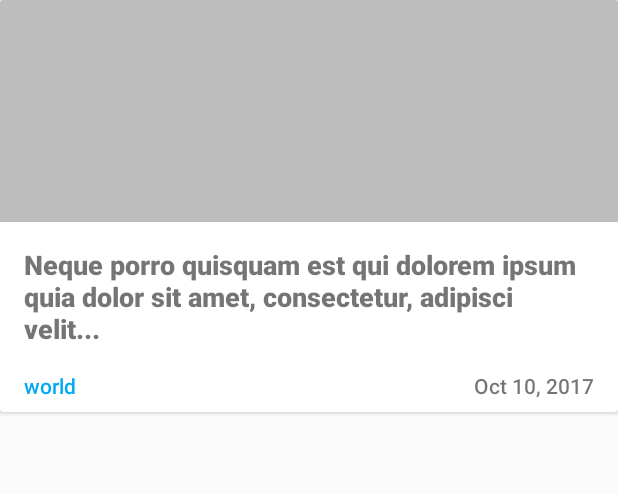
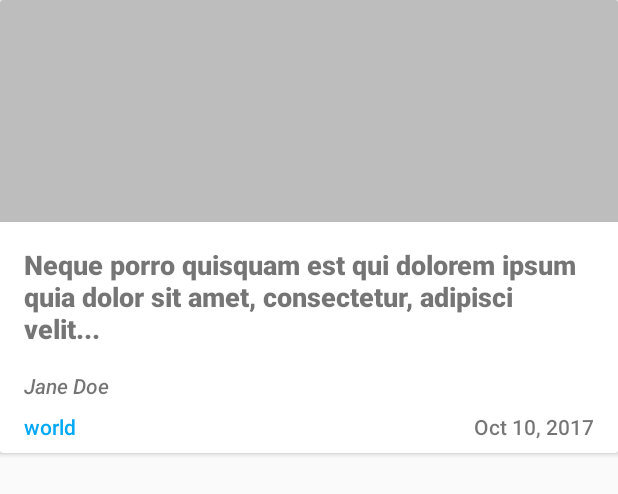
Before and after one commit to mkenlo/NewsToday, an Android app: the layout news_list_item.xml on its own in the app's theme, with its tools: preview values and no code run, on a phone screen of 412 x 824 dp. Shown: the top 494 px of the screen. Run offline under Robolectric (Android 15) with nearby library versions, the phone set to English and light mode, and no system bars.

Commit message:
add author field on UI

```diff
--- a/app/src/main/java/com/mkenlo/newstoday/FetchNewsUtil.java
+++ b/app/src/main/java/com/mkenlo/newstoday/FetchNewsUtil.java
@@ -19,7 +19,6 @@ import java.nio.charset.Charset;
 
 public class FetchNewsUtil {
 
-    //final static String API_KEY = "5a8dd4c8-0c8b-4436-a836-15bb0ddb5bb9";
     private final static String API_BASEURL = "https://content.guardianapis.com/search?api-key=5a8dd4c8-0c8b-4436-a836-15bb0ddb5bb9";
 
     private String fetchNewsRequest(String queryParam) {
@@ -29,11 +28,9 @@ public class FetchNewsUtil {
         try {
             Uri.Builder built = Uri.parse(API_BASEURL).buildUpon();
             built.appendQueryParameter("show-fields", "thumbnail");
+            built.appendQueryParameter("show-tags", "contributor");
             built.appendQueryParameter("section", queryParam);
 
-            /*if (!queryParam.isEmpty() || queryParam != null)
-                built.appendQueryParameter("q", queryParam);
-            */
             Uri builtUri = built.build();
             Log.d("GetNewsData", builtUri.toString());
             URL url = new URL(builtUri.toString());
--- a/app/src/main/java/com/mkenlo/newstoday/NewsRecyclerAdapter.java
+++ b/app/src/main/java/com/mkenlo/newstoday/NewsRecyclerAdapter.java
@@ -49,6 +49,7 @@ public class NewsRecyclerAdapter extends RecyclerView.Adapter<NewsRecyclerAdapte
         try {
             JSONObject article = newsData.getJSONObject(position);
             holder.articleTitle.setText(article.getString("webTitle"));
+            holder.articleAuthor.setText(article.getJSONArray("tags").getJSONObject(0).getString("webTitle"));
             holder.articleSection.setText(article.getString("sectionName"));
             String formattedDate = reFormatDate(article.getString("webPublicationDate"));
             holder.articlePublishedDate.setText(formattedDate);
@@ -84,6 +85,7 @@ public class NewsRecyclerAdapter extends RecyclerView.Adapter<NewsRecyclerAdapte
     public class ViewHolder extends RecyclerView.ViewHolder {
         TextView articleTitle;
         TextView articleSection;
+        TextView articleAuthor;
         TextView articlePublishedDate;
         ImageView articleThumbnail;
         CardView articleCard;
@@ -93,6 +95,7 @@ public class NewsRecyclerAdapter extends RecyclerView.Adapter<NewsRecyclerAdapte
 
             articleTitle = (TextView) v.findViewById(R.id.article_title);
             articleSection = (TextView) v.findViewById(R.id.article_section);
+            articleAuthor = (TextView) v.findViewById(R.id.article_author);
             articlePublishedDate = (TextView) v.findViewById(R.id.article_date);
             articleThumbnail = (ImageView) v.findViewById(R.id.article_thumbnail);
             articleCard = (CardView) v.findViewById(R.id.article);
--- a/app/src/main/res/layout/fragment_settings.xml
+++ b/app/src/main/res/layout/fragment_settings.xml
@@ -23,7 +23,7 @@
         android:id="@+id/switch1"
         android:layout_width="match_parent"
         android:layout_height="wrap_content"
-        android:text="Set Notifications"
+        android:text="@string/dummy_setting"
         android:paddingTop="@dimen/medium_spacing"/>
 
 
--- a/app/src/main/res/layout/news_list_item.xml
+++ b/app/src/main/res/layout/news_list_item.xml
@@ -29,6 +29,15 @@
                 android:textStyle="bold"
                 android:padding="@dimen/medium_spacing"/>
 
+            <TextView
+                android:id="@+id/article_author"
+                android:layout_width="wrap_content"
+                android:layout_height="wrap_content"
+                android:textStyle="italic"
+                android:text="@string/dummy_author"
+                android:paddingLeft="@dimen/medium_spacing"
+                android:paddingBottom="@dimen/small_spacing"/>
+
             <LinearLayout
                 android:layout_width="match_parent"
                 android:layout_height="match_parent"
@@ -42,6 +51,7 @@
                     android:text="@string/dummy_section"
                     android:layout_weight="1"
                     android:textColor="@color/colorAccent"/>
+
                 <TextView
                     android:id="@+id/article_date"
                     android:layout_width="wrap_content"
--- a/app/src/main/res/values/strings.xml
+++ b/app/src/main/res/values/strings.xml
@@ -7,6 +7,7 @@
     <string name="fragment_news_headline">Today\'s News</string>
 
     <string name="dummy_text">Neque porro quisquam est qui dolorem ipsum quia dolor sit amet, consectetur, adipisci velit...</string>
+    <string name="dummy_author">Jane Doe</string>
     <string name="dummy_section">world</string>
     <string name="dummy_date">Oct 10, 2017</string>
 
```
